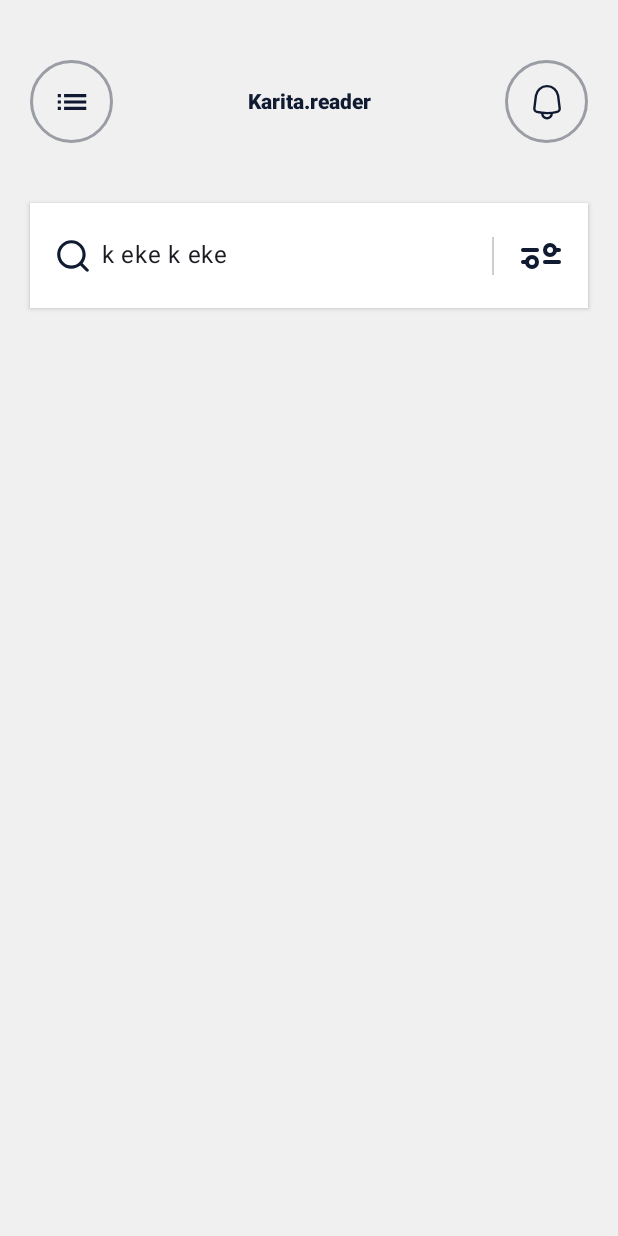
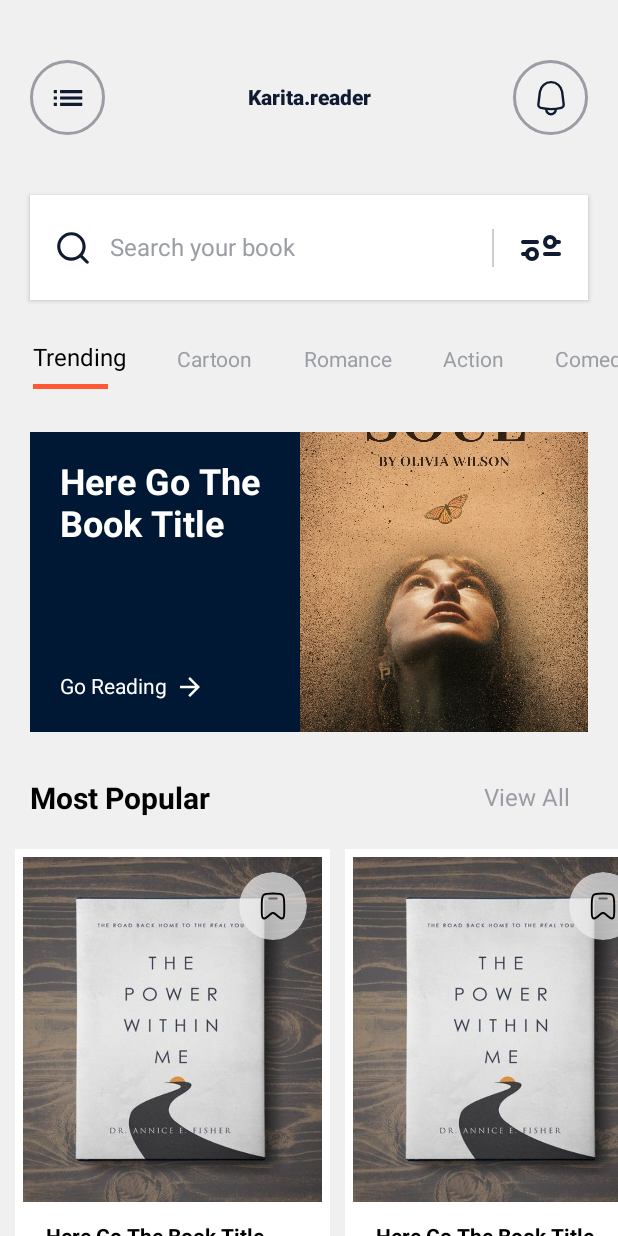
Before and after one commit to Ferrozo/UdemyKotlinAndroidAppDevelopmentCourse, an Android app built with Jetpack Compose: the screen it shows after launch (MainActivity), on a phone screen of 412 x 824 dp. Run offline under Robolectric (Android 15) with nearby library versions, the phone set to English and light mode, and no system bars; our stand-ins replace Dagger/Hilt's generated code.

Commit message:
HomePage UI done

```diff
--- /dev/null
+++ b/CapStoneApp/app/src/main/java/com/example/capstoneapp/components/BookCard.kt
@@ -0,0 +1,118 @@
+package com.example.capstoneapp.components
+
+import androidx.compose.foundation.Image
+import androidx.compose.foundation.layout.Arrangement
+import androidx.compose.foundation.layout.Box
+import androidx.compose.foundation.layout.Column
+import androidx.compose.foundation.layout.Row
+import androidx.compose.foundation.layout.Spacer
+import androidx.compose.foundation.layout.fillMaxHeight
+import androidx.compose.foundation.layout.fillMaxSize
+import androidx.compose.foundation.layout.fillMaxWidth
+import androidx.compose.foundation.layout.height
+import androidx.compose.foundation.layout.padding
+import androidx.compose.foundation.layout.size
+import androidx.compose.foundation.layout.width
+import androidx.compose.material.icons.Icons
+import androidx.compose.material.icons.filled.Favorite
+import androidx.compose.material3.Icon
+import androidx.compose.material3.IconButton
+import androidx.compose.material3.IconButtonDefaults
+import androidx.compose.material3.Surface
+import androidx.compose.material3.Text
+import androidx.compose.runtime.Composable
+import androidx.compose.ui.Modifier
+import androidx.compose.ui.graphics.Color
+import androidx.compose.ui.graphics.ImageBitmap
+import androidx.compose.ui.layout.ContentScale
+import androidx.compose.ui.res.painterResource
+import androidx.compose.ui.text.TextStyle
+import androidx.compose.ui.text.font.FontWeight
+import androidx.compose.ui.tooling.preview.Preview
+import androidx.compose.ui.unit.dp
+import androidx.compose.ui.unit.sp
+import androidx.navigation.NavController
+import com.example.capstoneapp.R
+import com.example.capstoneapp.navigation.AppScreens
+import com.example.capstoneapp.ui.theme.BackgroundColor
+import com.example.capstoneapp.ui.theme.TextGrayColor
+import com.example.capstoneapp.ui.theme.WhiteColor
+
+
+@Composable
+fun BookCard(navController: NavController){
+    Surface(
+        modifier = Modifier
+            .height(300.dp)
+            .width(220.dp)
+            .padding(start = 10.dp),
+        onClick = {
+            navController.navigate(AppScreens.DetailScreen.name)
+        },
+        color = WhiteColor,
+    ) {
+        Column(
+            modifier = Modifier
+                .padding(5.dp)
+                .fillMaxSize()
+        ) {
+            Box(
+                modifier = Modifier
+                    .fillMaxWidth()
+                    .height(230.dp)
+            ) {
+                Image(
+                    painter = painterResource(id = R.drawable.cover1),
+                    contentDescription = null,
+                    contentScale = ContentScale.Crop,
+                    modifier = Modifier
+                        .fillMaxHeight()
+                        .fillMaxWidth()
+                )
+                Row(
+                    modifier = Modifier
+                        .fillMaxWidth()
+                        .padding(10.dp),
+                    horizontalArrangement = Arrangement.End
+                ) {
+                    IconButton(
+                        modifier = Modifier.size(45.dp),
+                        onClick = { /*TODO*/ },
+                        colors = IconButtonDefaults.iconButtonColors(
+                            containerColor = BackgroundColor.copy(alpha = 0.7f)
+                        )
+                    ) {
+                        Icon(
+                            painter =  painterResource(R.drawable.bookmark) ,
+                            contentDescription = null,
+                            modifier = Modifier.size(20.dp),
+                            tint = Color.Black
+                        )
+                    }
+                }
+            }
+            Spacer(modifier = Modifier.height(15.dp))
+            Column(
+                modifier = Modifier.padding(horizontal = 15.dp)
+            ) {
+                Text(
+                    text = "Here Go The Book Title",
+                    style = TextStyle(
+                        fontSize = 14.sp,
+                        fontWeight = FontWeight.Bold,
+                        color = Color.Black
+                    )
+                )
+                Spacer(modifier = Modifier.height(6.dp))
+                Text(
+                    text = "By: Here Go The Book Title",
+                    style = TextStyle(
+                        fontSize = 12.sp,
+                        color = TextGrayColor
+                    )
+                )
+            }
+
+        }
+    }
+}
--- /dev/null
+++ b/CapStoneApp/app/src/main/java/com/example/capstoneapp/components/CategoryMenu.kt
@@ -0,0 +1,59 @@
+package com.example.capstoneapp.components
+
+import androidx.compose.foundation.layout.Column
+import androidx.compose.foundation.layout.Spacer
+import androidx.compose.foundation.layout.height
+import androidx.compose.foundation.layout.padding
+import androidx.compose.foundation.layout.width
+import androidx.compose.foundation.lazy.LazyRow
+import androidx.compose.material3.Divider
+import androidx.compose.material3.Text
+import androidx.compose.material3.TextButton
+import androidx.compose.runtime.Composable
+import androidx.compose.runtime.MutableIntState
+import androidx.compose.ui.Alignment
+import androidx.compose.ui.Modifier
+import androidx.compose.ui.graphics.Color
+import androidx.compose.ui.text.TextStyle
+import androidx.compose.ui.unit.dp
+import androidx.compose.ui.unit.sp
+import com.example.capstoneapp.ui.theme.OrangeColor
+import com.example.capstoneapp.ui.theme.TextGrayColor
+
+@Composable
+fun CategoryMenu(
+    listOfCategory: List<String>,
+    currentIndex: MutableIntState
+){
+
+    LazyRow {
+        items(listOfCategory.size){
+            TextButton(
+               modifier = Modifier.padding(start = 10.dp),
+                onClick = {
+                    currentIndex.intValue = it
+                },
+            ) {
+                Column(
+                    horizontalAlignment = Alignment.Start
+                ) {
+                    Text(
+                        text = listOfCategory[it],
+                        style = TextStyle(
+                            fontSize = if(it == currentIndex.intValue ) 16.sp else 14.sp,
+                            color = if(it == currentIndex.intValue ) Color.Black else TextGrayColor,
+                        )
+                    )
+                    Spacer(modifier = Modifier.height(8.dp))
+                    if(it == currentIndex.intValue)
+                        Divider(
+                            modifier = Modifier
+                                .width(50.dp)
+                                .height(3.dp), color = OrangeColor
+                        )
+                }
+            }
+        }
+    }
+
+}
--- a/CapStoneApp/app/src/main/java/com/example/capstoneapp/components/HomeTopBar.kt
+++ b/CapStoneApp/app/src/main/java/com/example/capstoneapp/components/HomeTopBar.kt
@@ -28,7 +28,9 @@ import com.example.capstoneapp.ui.theme.TextGrayColor
 @Composable
 fun HomeTopBar(){
     Row (
-        modifier = Modifier.fillMaxWidth(),
+        modifier = Modifier
+            .fillMaxWidth()
+            .padding(horizontal = 20.dp),
         verticalAlignment = Alignment.CenterVertically,
         horizontalArrangement = Arrangement.SpaceBetween
     ){
@@ -39,7 +41,7 @@ fun HomeTopBar(){
                     border = BorderStroke(width = 1.5.dp, color = TextGrayColor),
                     shape = CircleShape
                 )
-                .size(55.dp),
+                .size(50.dp),
             onClick = { /*TODO*/ },
         ) {
             Icon(
@@ -64,7 +66,7 @@ fun HomeTopBar(){
                     border = BorderStroke(width = 1.5.dp, color = TextGrayColor),
                     shape = CircleShape
                 )
-                .size(55.dp),
+                .size(50.dp),
             onClick = { /*TODO*/ },
             ) {
             Icon(
--- a/CapStoneApp/app/src/main/java/com/example/capstoneapp/components/SearchBox.kt
+++ b/CapStoneApp/app/src/main/java/com/example/capstoneapp/components/SearchBox.kt
@@ -11,8 +11,8 @@ import androidx.compose.foundation.layout.size
 import androidx.compose.foundation.layout.width
 import androidx.compose.material3.Divider
 import androidx.compose.material3.Icon
-import androidx.compose.material3.IconButton
 import androidx.compose.material3.Surface
+import androidx.compose.material3.Text
 import androidx.compose.material3.TextField
 import androidx.compose.material3.TextFieldDefaults
 import androidx.compose.runtime.Composable
@@ -20,19 +20,25 @@ import androidx.compose.ui.Alignment
 import androidx.compose.ui.Modifier
 import androidx.compose.ui.graphics.Color
 import androidx.compose.ui.res.painterResource
+import androidx.compose.ui.text.TextStyle
 import androidx.compose.ui.unit.dp
+import androidx.compose.ui.unit.sp
 import com.example.capstoneapp.R
 import com.example.capstoneapp.ui.theme.DarkBlueColor
 import com.example.capstoneapp.ui.theme.TextGrayColor
 import com.example.capstoneapp.ui.theme.WhiteColor
 
 @Composable
-fun SearchBox(){
+fun SearchBox(
+    value: String,
+    onValueChange: (String) -> Unit
+){
     Surface(
         color = WhiteColor,
         modifier = Modifier
             .fillMaxWidth()
-            .height(70.dp),
+            .height(70.dp)
+            .padding(horizontal = 20.dp),
         shadowElevation = 2.dp,
         onClick = { /*TODO*/ }
     ) {
@@ -43,8 +49,22 @@ fun SearchBox(){
             horizontalArrangement = Arrangement.SpaceBetween
         ){
             TextField(
-                value = " k eke k eke",
-                onValueChange = {},
+                singleLine = true,
+                value = value,
+                onValueChange = onValueChange,
+                textStyle = TextStyle(
+                    fontSize = 16.sp,
+                    color = DarkBlueColor
+                ),
+                placeholder = {
+                              Text(
+                                  text = "Search your book",
+                                  style = TextStyle(
+                                      fontSize = 16.sp,
+                                      color = TextGrayColor
+                                    ),
+                                  )
+                },
                 colors = TextFieldDefaults.colors(
                     unfocusedIndicatorColor = Color.Transparent,
                     focusedIndicatorColor = Color.Transparent,
@@ -52,12 +72,15 @@ fun SearchBox(){
                     unfocusedContainerColor = Color.Transparent,
                 ),
                 prefix = {
+                    Row {
                         Icon(
                             painter = painterResource(id = R.drawable.search),
                             contentDescription = null,
                             tint = DarkBlueColor,
                             modifier = Modifier.size(25.dp)
                         )
+                        Spacer(modifier = Modifier.width(10.dp))
+                    }
                 }
             )
             Row(
@@ -75,7 +98,6 @@ fun SearchBox(){
                         modifier = Modifier.size(32.dp)
                     )
                 Spacer(modifier = Modifier.width(15.dp))
-
             }
         }
     }
--- /dev/null
+++ b/CapStoneApp/app/src/main/java/com/example/capstoneapp/components/TrendCard.kt
@@ -0,0 +1,92 @@
+package com.example.capstoneapp.components
+
+import androidx.compose.foundation.Image
+import androidx.compose.foundation.layout.Arrangement
+import androidx.compose.foundation.layout.Column
+import androidx.compose.foundation.layout.Row
+import androidx.compose.foundation.layout.Spacer
+import androidx.compose.foundation.layout.fillMaxHeight
+import androidx.compose.foundation.layout.fillMaxSize
+import androidx.compose.foundation.layout.fillMaxWidth
+import androidx.compose.foundation.layout.height
+import androidx.compose.foundation.layout.padding
+import androidx.compose.foundation.layout.size
+import androidx.compose.foundation.layout.width
+import androidx.compose.material.icons.Icons
+import androidx.compose.material.icons.filled.ArrowForward
+import androidx.compose.material3.Icon
+import androidx.compose.material3.Surface
+import androidx.compose.material3.Text
+import androidx.compose.runtime.Composable
+import androidx.compose.ui.Alignment
+import androidx.compose.ui.Modifier
+import androidx.compose.ui.layout.ContentScale
+import androidx.compose.ui.res.painterResource
+import androidx.compose.ui.text.TextStyle
+import androidx.compose.ui.text.font.FontWeight
+import androidx.compose.ui.unit.dp
+import androidx.compose.ui.unit.sp
+import com.example.capstoneapp.R
+import com.example.capstoneapp.ui.theme.BlueColor
+import com.example.capstoneapp.ui.theme.WhiteColor
+
+
+@Composable
+fun TrendCard() {
+    Surface(
+        modifier = Modifier
+            .height(200.dp)
+            .padding(horizontal = 20.dp)
+            .fillMaxWidth(),
+        color = BlueColor
+    ){
+        Row(
+            modifier = Modifier.fillMaxSize(),
+            horizontalArrangement = Arrangement.SpaceBetween
+        ) {
+            Column(
+                modifier = Modifier
+                    .padding(20.dp)
+                    .fillMaxHeight()
+                    .width(140.dp)
+                ,
+                verticalArrangement = Arrangement.SpaceBetween
+            ) {
+                Text(
+                    text = "Here Go The Book Title",
+                    style = TextStyle(
+                        fontSize = 24.sp,
+                        fontWeight = FontWeight.Bold,
+                        color = WhiteColor
+                    )
+                )
+                Row(
+                    verticalAlignment = Alignment.CenterVertically
+                ){
+                    Text(
+                        text = "Go Reading",
+                        style = TextStyle(
+                            fontSize = 14.sp,
+                            color = WhiteColor
+                        )
+                    )
+                    Spacer(modifier = Modifier.width(5.dp))
+                    Icon(
+                        Icons.Default.ArrowForward,
+                        contentDescription = null,
+                        tint = WhiteColor,
+                        modifier = Modifier.size(20.dp)
+                    )
+                }
+            }
+            Image(
+                painter = painterResource(id = R.drawable.cover),
+                contentDescription = null,
+                contentScale = ContentScale.Crop,
+                modifier = Modifier
+                    .fillMaxHeight()
+                    .fillMaxWidth()
+            )
+        }
+    }
+}
--- a/CapStoneApp/app/src/main/java/com/example/capstoneapp/screens/home/HomeScreen.kt
+++ b/CapStoneApp/app/src/main/java/com/example/capstoneapp/screens/home/HomeScreen.kt
@@ -1,41 +1,113 @@
 package com.example.capstoneapp.screens.home
 
+import androidx.compose.foundation.layout.Arrangement
 import androidx.compose.foundation.layout.Column
+import androidx.compose.foundation.layout.Row
 import androidx.compose.foundation.layout.Spacer
 import androidx.compose.foundation.layout.fillMaxSize
+import androidx.compose.foundation.layout.fillMaxWidth
 import androidx.compose.foundation.layout.height
 import androidx.compose.foundation.layout.padding
+import androidx.compose.foundation.lazy.LazyRow
+import androidx.compose.foundation.rememberScrollState
+import androidx.compose.foundation.verticalScroll
 import androidx.compose.material3.Scaffold
 import androidx.compose.material3.Surface
+import androidx.compose.material3.Text
+import androidx.compose.material3.TextButton
 import androidx.compose.runtime.Composable
+import androidx.compose.runtime.mutableIntStateOf
+import androidx.compose.runtime.mutableStateOf
+import androidx.compose.runtime.remember
+import androidx.compose.ui.Alignment
 import androidx.compose.ui.Modifier
-import androidx.compose.ui.tooling.preview.Preview
+import androidx.compose.ui.graphics.Color
+import androidx.compose.ui.text.TextStyle
+import androidx.compose.ui.text.font.FontWeight
 import androidx.compose.ui.unit.dp
+import androidx.compose.ui.unit.sp
 import androidx.navigation.NavController
+import com.example.capstoneapp.components.BookCard
+import com.example.capstoneapp.components.CategoryMenu
 import com.example.capstoneapp.components.HomeTopBar
 import com.example.capstoneapp.components.SearchBox
-import com.example.capstoneapp.navigation.AppNavigation
+import com.example.capstoneapp.components.TrendCard
 import com.example.capstoneapp.ui.theme.BackgroundColor
+import com.example.capstoneapp.ui.theme.TextGrayColor
 
 
 @Composable
 fun HomeScreen(navController: NavController){
-    Scaffold(modifier = Modifier.fillMaxSize()) {
+    val onValueChange = remember {
+        mutableStateOf("")
+    }
+    val categoryList  =listOf("Trending", "Cartoon", "Romance", "Action", "Comedy")
+
+    val currentIndex = remember {
+        mutableIntStateOf(0)
+    }
+    Scaffold(modifier = Modifier.fillMaxSize()) { it ->
         Surface( modifier =
-        Modifier.padding(it)
+        Modifier
+            .padding(it)
             .fillMaxSize(),
             color = BackgroundColor
         ) {
             Column (
                 modifier = Modifier
-                    .padding(horizontal = 20.dp)
+                    .verticalScroll(state = rememberScrollState())
                     .fillMaxSize(),
 
                 ){
                 Spacer(modifier = Modifier.height(40.dp))
                 HomeTopBar()
                 Spacer(modifier = Modifier.height(40.dp))
-                SearchBox()
+                SearchBox(value = onValueChange.value, onValueChange = { newValue
+                    -> onValueChange.value = newValue
+                })
+                Spacer(modifier = Modifier.height(20.dp))
+                CategoryMenu(
+                    listOfCategory = categoryList,
+                    currentIndex = currentIndex
+                )
+                Spacer(modifier = Modifier.height(20.dp))
+                TrendCard()
+                Spacer(modifier = Modifier.height(20.dp))
+                Row(
+                    modifier = Modifier
+                        .fillMaxWidth()
+                        .padding(horizontal = 20.dp),
+                    horizontalArrangement = Arrangement.SpaceBetween,
+                    verticalAlignment = Alignment.CenterVertically
+                ){
+                  Text(
+                      text = "Most Popular",
+                      style = TextStyle(
+                          fontSize = 20.sp,
+                          fontWeight = FontWeight.Bold,
+                          color = Color.Black
+                        )
+                      )
+                    TextButton(onClick = { /*TODO*/ }) {
+                        Text(
+                            text = "View All",
+                            style = TextStyle(
+                                fontSize = 16.sp,
+                                color = TextGrayColor
+                            )
+                        )
+                    }
+                }
+                Spacer(modifier = Modifier.height(10.dp))
+                LazyRow {
+                    item(){
+                        BookCard(navController = navController)
+                        BookCard(navController = navController)
+                    }
+
+                }
+                Spacer(modifier = Modifier.height(60.dp))
+
             }
         }
     }
--- a/CapStoneApp/app/src/main/java/com/example/capstoneapp/ui/theme/Color.kt
+++ b/CapStoneApp/app/src/main/java/com/example/capstoneapp/ui/theme/Color.kt
@@ -7,3 +7,4 @@ val WhiteColor = Color(0xFFFFFFFF)
 val TextGrayColor = Color(0xFF9A9DA4)
 val OrangeColor = Color(0xFFFF5833)
 val DarkBlueColor = Color(0xFF101B31)
+val BlueColor = Color(0xFF001833)
--- /dev/null
+++ b/CapStoneApp/app/src/main/res/drawable/bookmark.xml
@@ -0,0 +1,19 @@
+<vector xmlns:android="http://schemas.android.com/apk/res/android"
+    android:width="800dp"
+    android:height="800dp"
+    android:viewportWidth="24"
+    android:viewportHeight="24">
+  <path
+      android:pathData="M21,16.091V11.097C21,6.809 21,4.665 19.682,3.332C18.364,2 16.243,2 12,2C7.757,2 5.636,2 4.318,3.332C3,4.665 3,6.809 3,11.097V16.091C3,19.188 3,20.736 3.734,21.412C4.084,21.735 4.526,21.938 4.997,21.992C5.984,22.104 7.137,21.085 9.442,19.046C10.461,18.145 10.971,17.694 11.56,17.575C11.851,17.517 12.149,17.517 12.44,17.575C13.029,17.694 13.539,18.145 14.558,19.046C16.863,21.085 18.016,22.104 19.003,21.992C19.474,21.938 19.916,21.735 20.266,21.412C21,20.736 21,19.188 21,16.091Z"
+      android:strokeWidth="1.5"
+      android:fillColor="#00000000"
+      android:strokeColor="#1C274D"/>
+  <path
+      android:pathData="M15,6H9"
+      android:strokeAlpha="0.5"
+      android:strokeWidth="1.5"
+      android:fillColor="#00000000"
+      android:strokeColor="#1C274D"
+      android:fillAlpha="0.5"
+      android:strokeLineCap="round"/>
+</vector>
--- /dev/null
+++ b/CapStoneApp/app/src/main/res/drawable/folder.xml
@@ -0,0 +1,19 @@
+<vector xmlns:android="http://schemas.android.com/apk/res/android"
+    android:width="800dp"
+    android:height="800dp"
+    android:viewportWidth="24"
+    android:viewportHeight="24">
+  <path
+      android:pathData="M18,10L13,10"
+      android:strokeAlpha="0.5"
+      android:strokeWidth="1.5"
+      android:fillColor="#00000000"
+      android:strokeColor="#1C274C"
+      android:fillAlpha="0.5"
+      android:strokeLineCap="round"/>
+  <path
+      android:pathData="M2,6.95C2,6.067 2,5.626 2.069,5.258C2.375,3.64 3.64,2.375 5.258,2.069C5.626,2 6.067,2 6.95,2C7.336,2 7.53,2 7.716,2.017C8.517,2.092 9.277,2.407 9.896,2.921C10.04,3.04 10.176,3.176 10.45,3.45L11,4C11.816,4.816 12.224,5.224 12.712,5.495C12.98,5.645 13.265,5.763 13.56,5.847C14.098,6 14.675,6 15.828,6H16.202C18.834,6 20.151,6 21.006,6.769C21.085,6.84 21.16,6.915 21.23,6.994C22,7.849 22,9.166 22,11.798V14C22,17.771 22,19.657 20.828,20.828C19.657,22 17.771,22 14,22H10C6.229,22 4.343,22 3.172,20.828C2,19.657 2,17.771 2,14V6.95Z"
+      android:strokeWidth="1.5"
+      android:fillColor="#00000000"
+      android:strokeColor="#1C274C"/>
+</vector>
--- /dev/null
+++ b/CapStoneApp/app/src/main/res/drawable/home.xml
@@ -0,0 +1,15 @@
+<vector xmlns:android="http://schemas.android.com/apk/res/android"
+    android:width="800dp"
+    android:height="800dp"
+    android:viewportWidth="24"
+    android:viewportHeight="24">
+  <path
+      android:pathData="M13.106,22H10.894C7.447,22 5.724,22 4.549,20.988C3.374,19.976 3.13,18.283 2.643,14.895L2.364,12.958C1.985,10.321 1.795,9.002 2.335,7.875C2.876,6.748 4.026,6.062 6.327,4.692L7.712,3.867C9.801,2.622 10.846,2 12,2C13.154,2 14.199,2.622 16.288,3.867L17.673,4.692C19.974,6.062 21.124,6.748 21.665,7.875C22.205,9.002 22.015,10.321 21.636,12.958L21.357,14.895C20.87,18.283 20.626,19.976 19.451,20.988C18.276,22 16.553,22 13.106,22Z"
+      android:strokeAlpha="0.5"
+      android:fillColor="#1C274C"
+      android:fillAlpha="0.5"/>
+  <path
+      android:pathData="M12,18.75C11.586,18.75 11.25,18.414 11.25,18V15C11.25,14.586 11.586,14.25 12,14.25C12.414,14.25 12.75,14.586 12.75,15V18C12.75,18.414 12.414,18.75 12,18.75Z"
+      android:fillColor="#1C274C"
+      android:fillType="evenOdd"/>
+</vector>
--- /dev/null
+++ b/CapStoneApp/app/src/main/res/drawable/profile.xml
@@ -0,0 +1,22 @@
+<vector xmlns:android="http://schemas.android.com/apk/res/android"
+    android:width="800dp"
+    android:height="800dp"
+    android:viewportWidth="24"
+    android:viewportHeight="24">
+  <path
+      android:pathData="M12.16,10.87C12.061,10.86 11.941,10.86 11.83,10.87C9.451,10.79 7.561,8.84 7.561,6.44C7.561,3.99 9.541,2 12,2C14.45,2 16.441,3.99 16.441,6.44C16.431,8.84 14.54,10.79 12.16,10.87Z"
+      android:strokeAlpha="0.4"
+      android:strokeLineJoin="round"
+      android:strokeWidth="1.5"
+      android:fillColor="#00000000"
+      android:strokeColor="#292D32"
+      android:fillAlpha="0.4"
+      android:strokeLineCap="round"/>
+  <path
+      android:pathData="M7.161,14.56C4.741,16.18 4.741,18.82 7.161,20.43C9.911,22.27 14.421,22.27 17.171,20.43C19.591,18.81 19.591,16.17 17.171,14.56C14.431,12.73 9.921,12.73 7.161,14.56Z"
+      android:strokeLineJoin="round"
+      android:strokeWidth="1.5"
+      android:fillColor="#00000000"
+      android:strokeColor="#292D32"
+      android:strokeLineCap="round"/>
+</vector>
```
Also changed, not shown: CapStoneApp/app/src/main/res/drawable/cover.jpg (added), CapStoneApp/app/src/main/res/drawable/cover1.jpg (added). Lines whose indentation alone changed are shown as unchanged.
